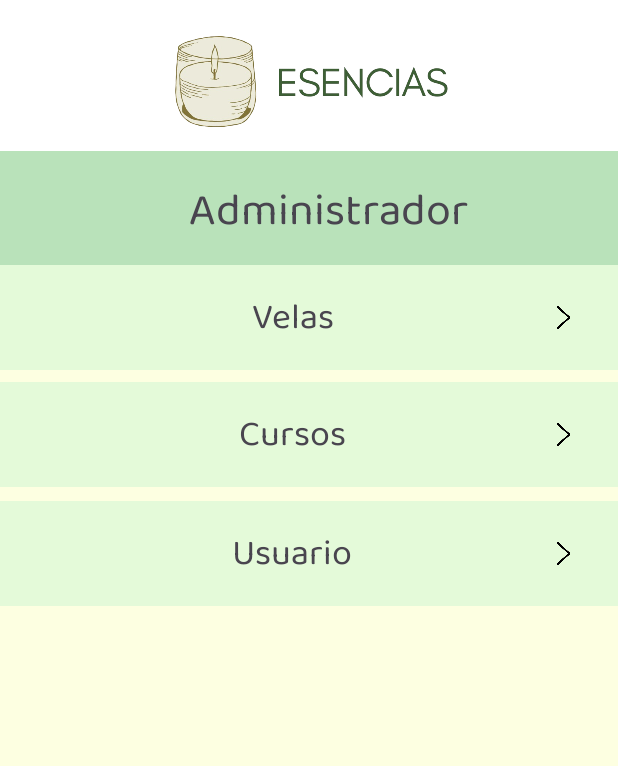
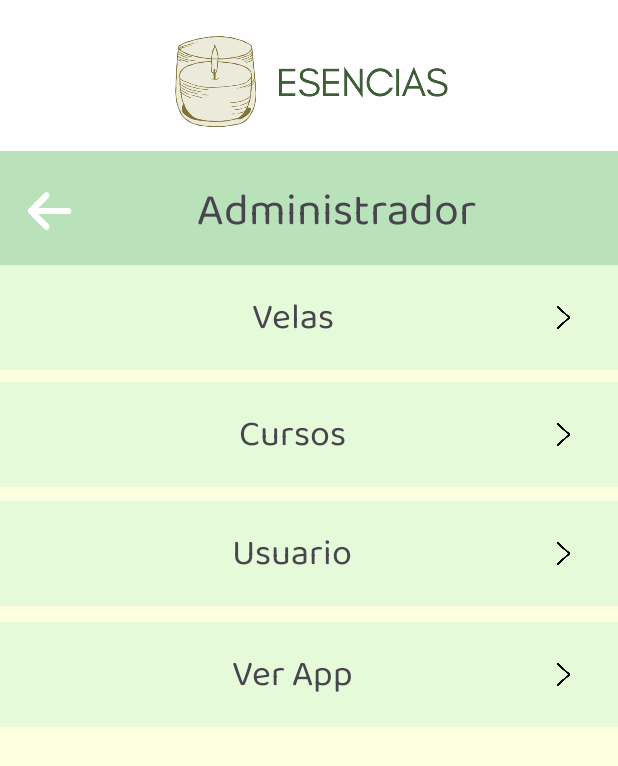
Before and after one commit to andrearodriguez7/Proyecto-Android-Esencias, an Android app: the screen it shows after launch (MenuAdministrador), on a phone screen of 412 x 824 dp. Shown: the top 766 px of the screen. Run offline under Robolectric (Android 15) with nearby library versions, the light colour scheme and no system bars.

Commit message:
Pantalla Menú administrador casi terminada su diseño visual.

```diff
--- a/MenAdministrador/app/src/main/res/layout/activity_menu_administrador.xml
+++ b/MenAdministrador/app/src/main/res/layout/activity_menu_administrador.xml
@@ -86,9 +86,10 @@
             android:layout_height="80dp"
             android:layout_weight="1"
             android:background="@color/verdeadministrador"
-            android:padding="18dp"
+            android:padding="8dp"
+            android:paddingLeft="10dp"
             android:scaleType="fitCenter"
-            tools:srcCompat="@drawable/volver" />
+            android:src="@drawable/flechavolver" />
 
         <TextView
             android:id="@+id/Administrador"
@@ -98,7 +99,7 @@
             android:background="@color/verdeadministrador"
             android:fontFamily="@font/baloo_thambi_2"
             android:gravity="center"
-            android:paddingRight="40dp"
+            android:paddingRight="30dp"
             android:text="Administrador"
             android:textAlignment="center"
             android:textSize="30sp" />
@@ -192,5 +193,48 @@
 
     </LinearLayout>
 
+    <LinearLayout
+        android:id="@+id/Contenedorapp"
+        android:layout_width="match_parent"
+        android:layout_height="wrap_content"
+        android:orientation="horizontal"
+        app:layout_constraintBottom_toBottomOf="parent"
+        app:layout_constraintEnd_toEndOf="parent"
+        app:layout_constraintHorizontal_bias="1.0"
+        app:layout_constraintStart_toStartOf="parent"
+        app:layout_constraintTop_toTopOf="parent"
+        app:layout_constraintVertical_bias="0.55">
+
+        <TextView
+            android:id="@+id/App"
+            android:layout_width="339dp"
+            android:layout_height="70dp"
+            android:background="@color/verdepastel"
+            android:fontFamily="@font/baloo_thambi_2"
+            android:gravity="center"
+            android:paddingLeft="50dp"
+            android:text="Ver App"
+            android:textAlignment="center"
+            android:textSize="24sp"
+            app:layout_constraintBottom_toBottomOf="parent"
+            app:layout_constraintEnd_toEndOf="parent"
+            app:layout_constraintHorizontal_bias="0.498"
+            app:layout_constraintStart_toStartOf="parent"
+            app:layout_constraintTop_toBottomOf="@+id/linearLayout"
+            app:layout_constraintVertical_bias="0.0" />
+
+        <ImageView
+            android:id="@+id/flechaApp"
+            android:layout_width="wrap_content"
+            android:layout_height="70dp"
+            android:layout_weight="1"
+            android:background="@color/verdepastel"
+            android:padding="27dp"
+            app:srcCompat="@drawable/entrar"
+            tools:srcCompat="@drawable/entrar" />
+
+
+    </LinearLayout>
+
 
 </androidx.constraintlayout.widget.ConstraintLayout>
```
Also changed, not shown: MenAdministrador/app/src/main/res/drawable/flechavolver.png (added).
